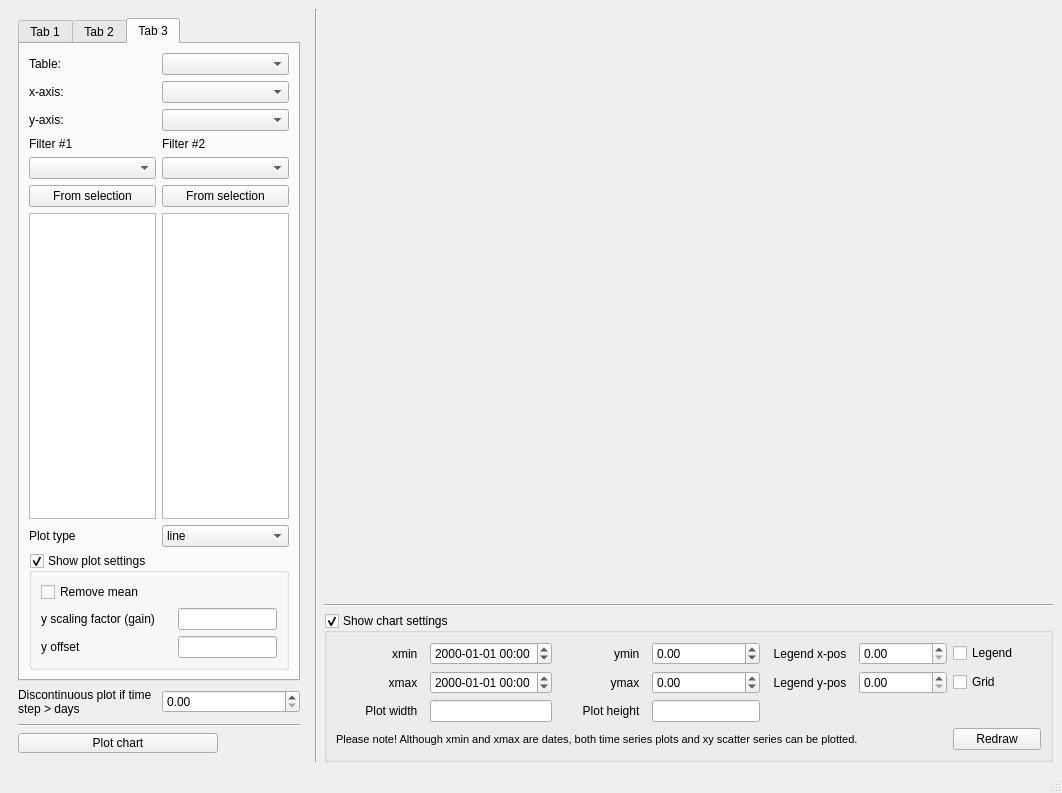
The window that ui/customplotdialog.ui (jkall/qgis-midvatten-plugin) describes before a commit, drawn with Qt 5.
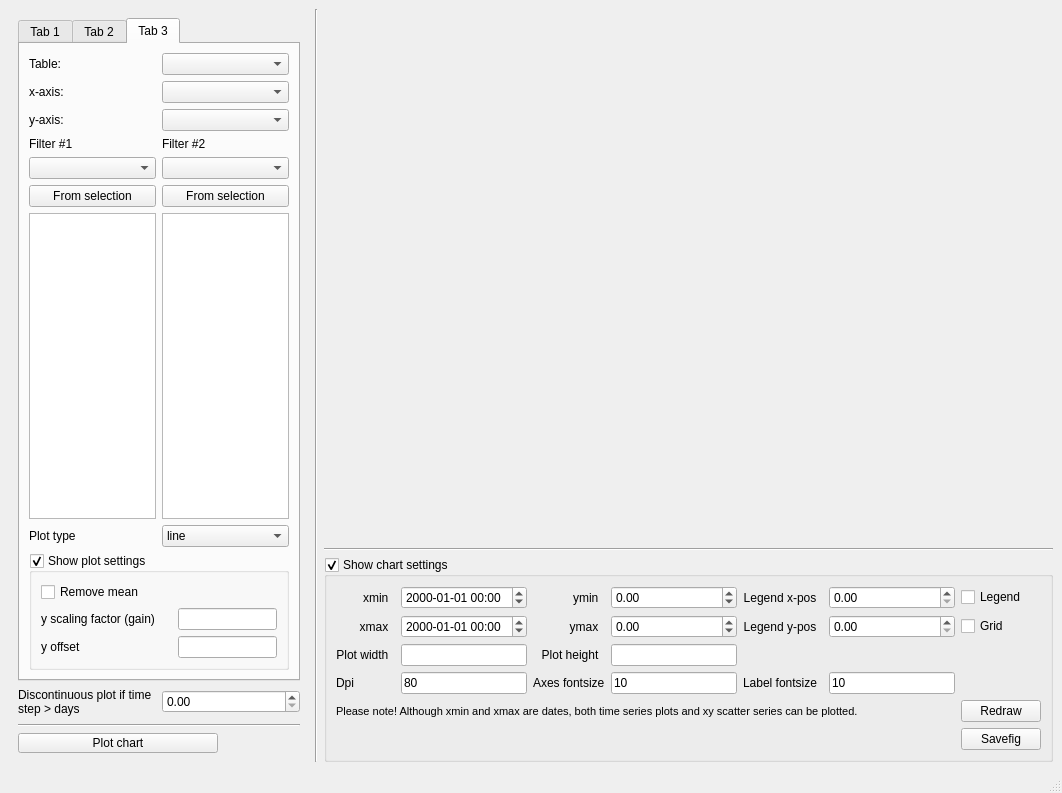
The same window after the commit.

```diff
--- a/ui/customplotdialog.ui
+++ b/ui/customplotdialog.ui
@@ -2071,7 +2071,7 @@
                </property>
               </widget>
              </item>
-             <item row="3" column="0" colspan="6">
+             <item row="5" column="0" colspan="6">
               <widget class="QLabel" name="label_10">
                <property name="font">
                 <font>
@@ -2086,7 +2086,7 @@
                </property>
               </widget>
              </item>
-             <item row="3" column="6">
+             <item row="5" column="6">
               <widget class="QPushButton" name="Redraw_pushButton">
                <property name="sizePolicy">
                 <sizepolicy hsizetype="Fixed" vsizetype="Fixed">
@@ -2116,6 +2116,61 @@
                </property>
               </widget>
              </item>
+             <item row="3" column="1">
+              <widget class="QLineEdit" name="figure_dpi">
+               <property name="inputMethodHints">
+                <set>Qt::ImhDigitsOnly</set>
+               </property>
+               <property name="text">
+                <string>80</string>
+               </property>
+              </widget>
+             </item>
+             <item row="3" column="0">
+              <widget class="QLabel" name="label_21">
+               <property name="text">
+                <string>Dpi</string>
+               </property>
+              </widget>
+             </item>
+             <item row="6" column="6">
+              <widget class="QPushButton" name="save_to_eps_button">
+               <property name="text">
+                <string>Savefig</string>
+               </property>
+              </widget>
+             </item>
+             <item row="3" column="2">
+              <widget class="QLabel" name="label_19">
+               <property name="text">
+                <string>Axes fontsize</string>
+               </property>
+              </widget>
+             </item>
+             <item row="3" column="3">
+              <widget class="QLineEdit" name="axes_fontsize">
+               <property name="inputMethodHints">
+                <set>Qt::ImhDigitsOnly</set>
+               </property>
+               <property name="text">
+                <string>10</string>
+               </property>
+              </widget>
+             </item>
+             <item row="3" column="5">
+              <widget class="QLineEdit" name="legend_fontsize">
+               <property name="text">
+                <string>10</string>
+               </property>
+              </widget>
+             </item>
+             <item row="3" column="4">
+              <widget class="QLabel" name="label_20">
+               <property name="text">
+                <string>Label fontsize</string>
+               </property>
+              </widget>
+             </item>
             </layout>
            </item>
           </layout>
```
Left out of the diff: 30 changed lines with no effect on the pictures.
